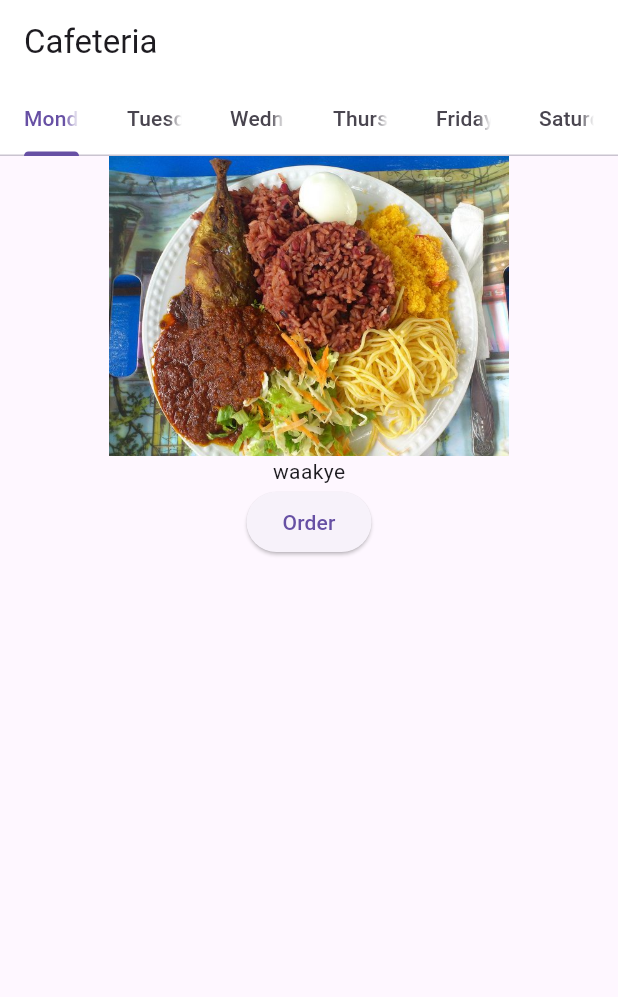
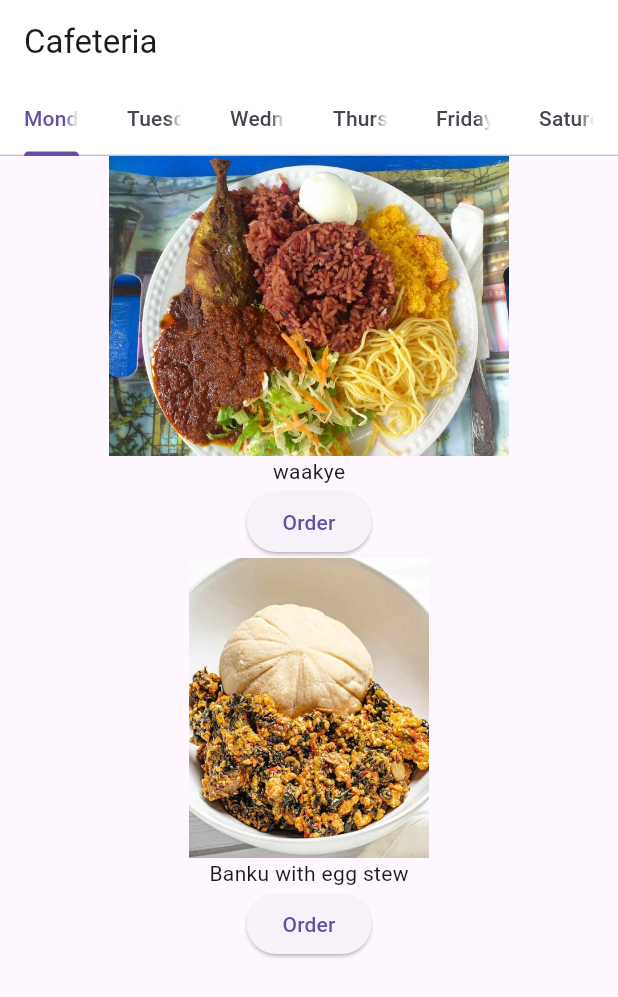
Before and after one commit to Amoako419/Flutter_Assignment_1, a Flutter app: the screen it shows after launch, on a phone screen of 412 x 824 dp. Shown: the top 997 px of the screen. Run offline on Flutter 3.47's test engine with Material 3 defaults, Android fonts, the phone set to English and light mode, and no system bars.

Commit message:
initial commit

```diff
--- a/cafetaria/lib/main.dart
+++ b/cafetaria/lib/main.dart
@@ -31,7 +31,7 @@
        children: [
           _monday(),
           _tuesday(),
-          Center(child: Text("koko,Braised Rice,Fufu")),
+         _wednesday(),
           Center(child: Text("Rice,Banku,Waakye")),
           Center(child: Text("Rice,Banku,Waakye")),
           Center(child: Text("Rice,Banku,Waakye")),
@@ -51,7 +51,11 @@
     children: [
       const Image(image: AssetImage("assets/1.JPG",),height: 200.0),
       const Text("waakye"),
-      ElevatedButton(onPressed: () {}, child: Text("Order"))
+      ElevatedButton(onPressed: () {}, child: const Text("Order")),
+
+      const Image(image: AssetImage("assets/10.JPG",),height: 200.0),
+      const Text("Banku with egg stew"),
+      ElevatedButton(onPressed: () {}, child: const Text("Order")),
     ],
   );
 }
@@ -63,8 +67,28 @@
     children: [
       const Image(image: AssetImage("assets/2.JPG",),height: 200.0),
       const Text("Kenkey with Fried fish"),
-      ElevatedButton(onPressed: () {}, child: const Text("Order"))
+      ElevatedButton(onPressed: () {}, child: const Text("Order")),
+
+       const Image(image: AssetImage("assets/6.JPG",),height: 200.0),
+      const Text("Jollof with Chicken "),
+      ElevatedButton(onPressed: () {}, child: const Text("Order")),
+
     ],
 
   );
 }
+Widget _wednesday(){
+  return  Column(
+    children: [
+      const Image(image: AssetImage("assets/5.WEBP",),height: 200.0),
+      const Text("Yam and Plantain ampesi with plavan sauce"),
+      ElevatedButton(onPressed: () {}, child: const Text("Order")),
+
+       const Image(image: AssetImage("assets/11.JPG",),height: 200.0),
+      const Text("Jollof with Chicken "),
+      ElevatedButton(onPressed: () {}, child: const Text("Order")),
+
+    ],
+
+  );
+}
```
